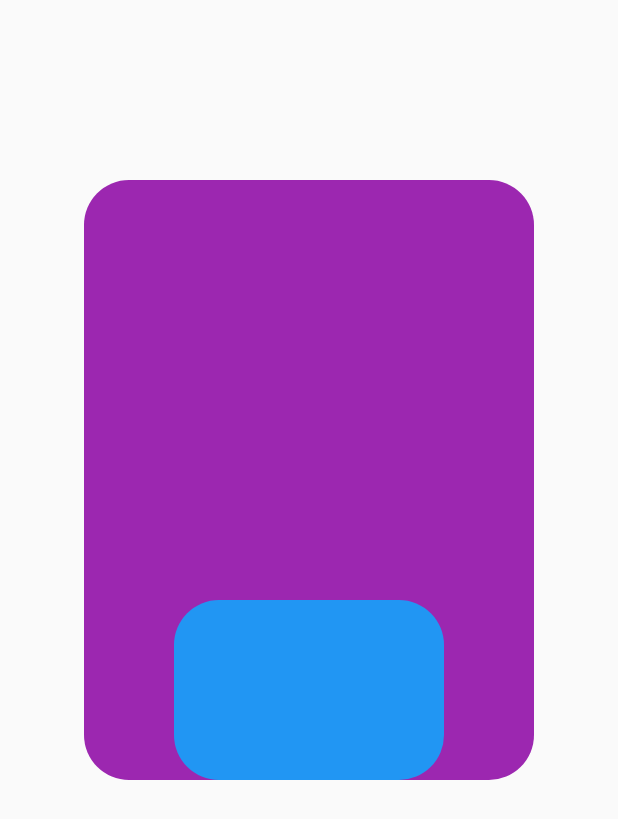
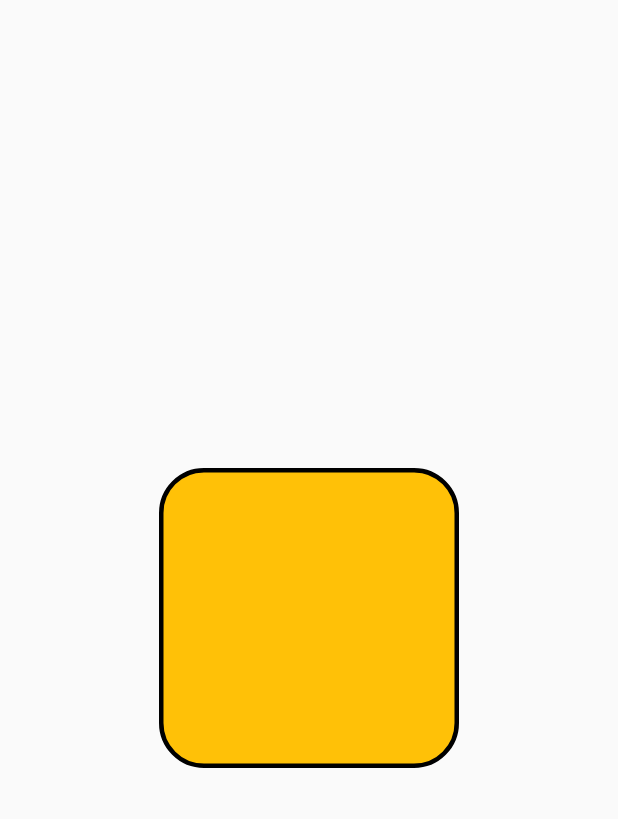
Before and after one commit to KiranJoshi-Flutter/flutter_concept_challenges, a Flutter app: the screen it shows after launch, on a phone screen of 412 x 824 dp. Shown: the top 819 px of the screen. Run offline on Flutter 3.47's test engine with Material 2 defaults, Android fonts, the phone set to English and light mode, and no system bars.

Commit message:
3_container

```diff
--- /dev/null
+++ b/lib/4_container.dart
@@ -0,0 +1,32 @@
+import 'package:flutter/material.dart';
+
+class FourContainer extends StatefulWidget {
+  const FourContainer({Key key}) : super(key: key);
+
+  @override
+  _FourContainerState createState() => _FourContainerState();
+}
+
+class _FourContainerState extends State<FourContainer> {
+  @override
+  Widget build(BuildContext context) {
+    return Scaffold(
+      body: Center(
+        child: Container(
+          height: 200.0,
+          width: 200.0,
+          decoration: BoxDecoration(
+            color: Colors.amber,
+            borderRadius: BorderRadius.all(
+              Radius.circular(30.0),
+            ),
+            border: Border.all(
+              color: Colors.black,
+              width: 3.0,
+            ),
+          ),
+        ),
+      ),
+    );
+  }
+}
--- a/lib/main.dart
+++ b/lib/main.dart
@@ -2,6 +2,7 @@ import 'package:flutter/material.dart';
 import 'package:flutter_concept_challenges/1_container.dart';
 import 'package:flutter_concept_challenges/2_container.dart';
 import 'package:flutter_concept_challenges/3_container.dart';
+import 'package:flutter_concept_challenges/4_container.dart';
 
 void main() {
   runApp(MyApp());
@@ -14,7 +15,7 @@ class MyApp extends StatelessWidget {
   Widget build(BuildContext context) {
     return MaterialApp(
       debugShowCheckedModeBanner: false,
-      home: ThreeContainer(),
+      home: FourContainer(),
     );
   }
 }
```
